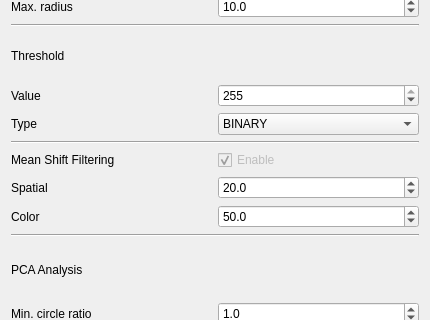
Old version of the form settings.ui in the repository ColonyCounter/ColonyCounter-GUI; both pictures show x 0 to 430 and y 104 to 424 of the 430 by 623 pixel window.
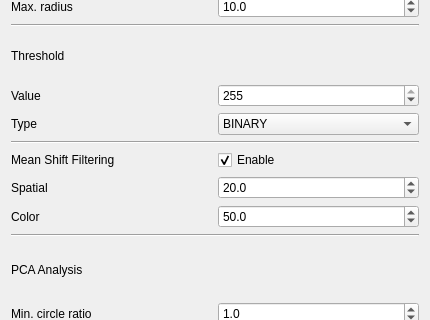
New version of the form.

Patch:
```diff
--- a/settings.ui
+++ b/settings.ui
@@ -238,7 +238,7 @@
      <item row="0" column="1">
       <widget class="QCheckBox" name="enableMeanShiftCheckbox">
        <property name="enabled">
-        <bool>false</bool>
+        <bool>true</bool>
        </property>
        <property name="text">
         <string>Enable</string>
```
Left out of the diff: 2 changed lines with no effect on the pictures.
